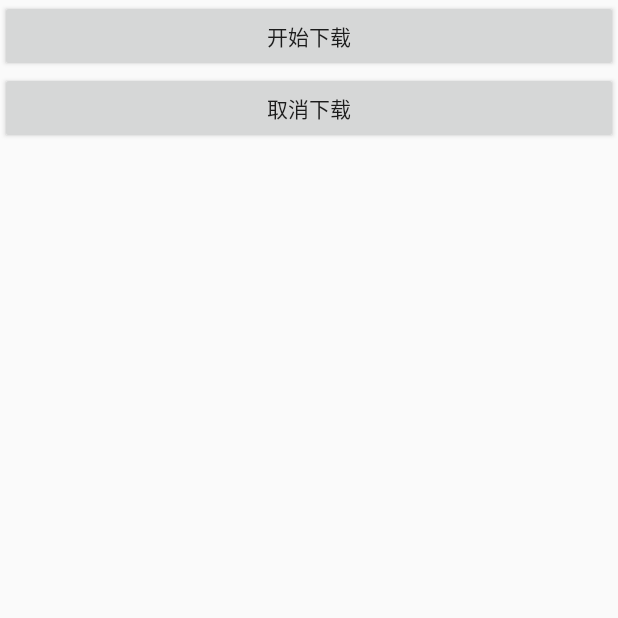
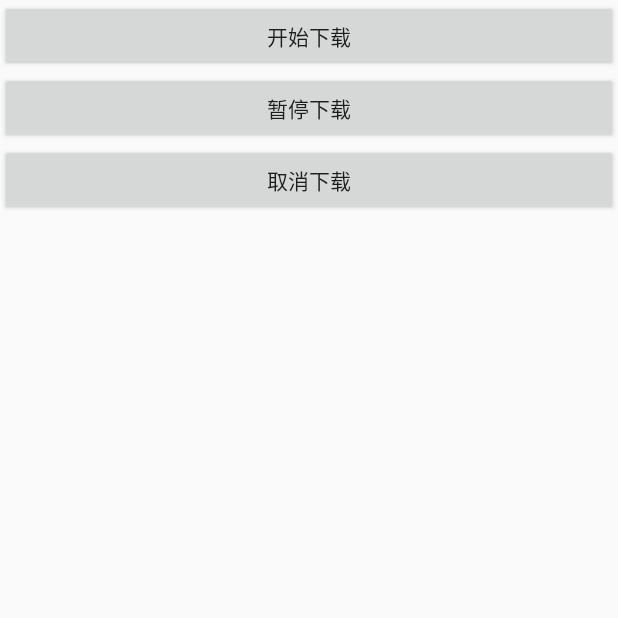
Before and after one commit to liuhuanGH/ServicePractice, an Android app: the screen it shows after launch (MainActivity), on a phone screen of 412 x 824 dp, the top half of it. Run offline under Robolectric (Android 15) with nearby library versions, the phone set to English and light mode, and no system bars.

Commit message:
注
Change-Id: I0cb657530aba6d311bfc214269e2b9ee71e7a767

```diff
--- a/app/src/main/java/com/example/servicepractice/MainActivity.java
+++ b/app/src/main/java/com/example/servicepractice/MainActivity.java
@@ -63,11 +63,11 @@ public class MainActivity extends Activity implements View.OnClickListener{
         startButton.setId(R.id.startDownload);
         linearLayout.addView(startButton);
 
-//        pauseButton = new Button(this);
-//        pauseButton.setLayoutParams(new ViewGroup.LayoutParams(ViewGroup.LayoutParams.MATCH_PARENT, ViewGroup.LayoutParams.WRAP_CONTENT));
-//        pauseButton.setText("暂停下载");
-//        pauseButton.setId(R.id.pauseDownload);
-//        linearLayout.addView(pauseButton);
+        pauseButton = new Button(this);
+        pauseButton.setLayoutParams(new ViewGroup.LayoutParams(ViewGroup.LayoutParams.MATCH_PARENT, ViewGroup.LayoutParams.WRAP_CONTENT));
+        pauseButton.setText("暂停下载");
+        pauseButton.setId(R.id.pauseDownload);
+        linearLayout.addView(pauseButton);
 
         cancelButton = new Button(this);
         cancelButton.setLayoutParams(new ViewGroup.LayoutParams(ViewGroup.LayoutParams.MATCH_PARENT, ViewGroup.LayoutParams.WRAP_CONTENT));
```
